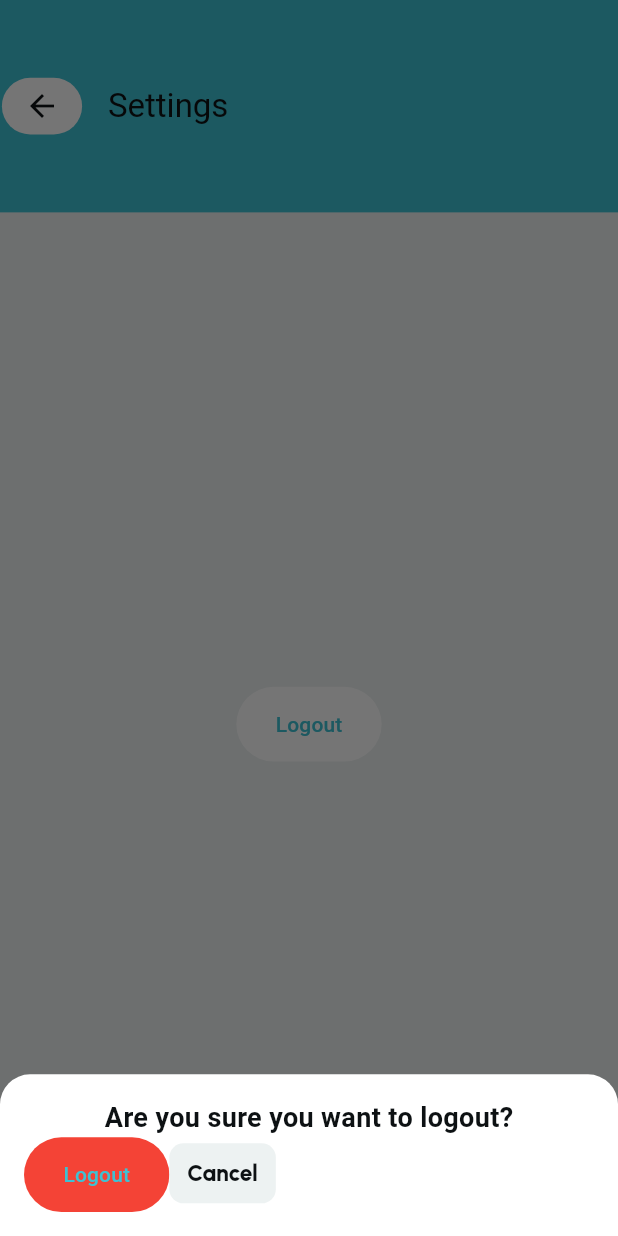
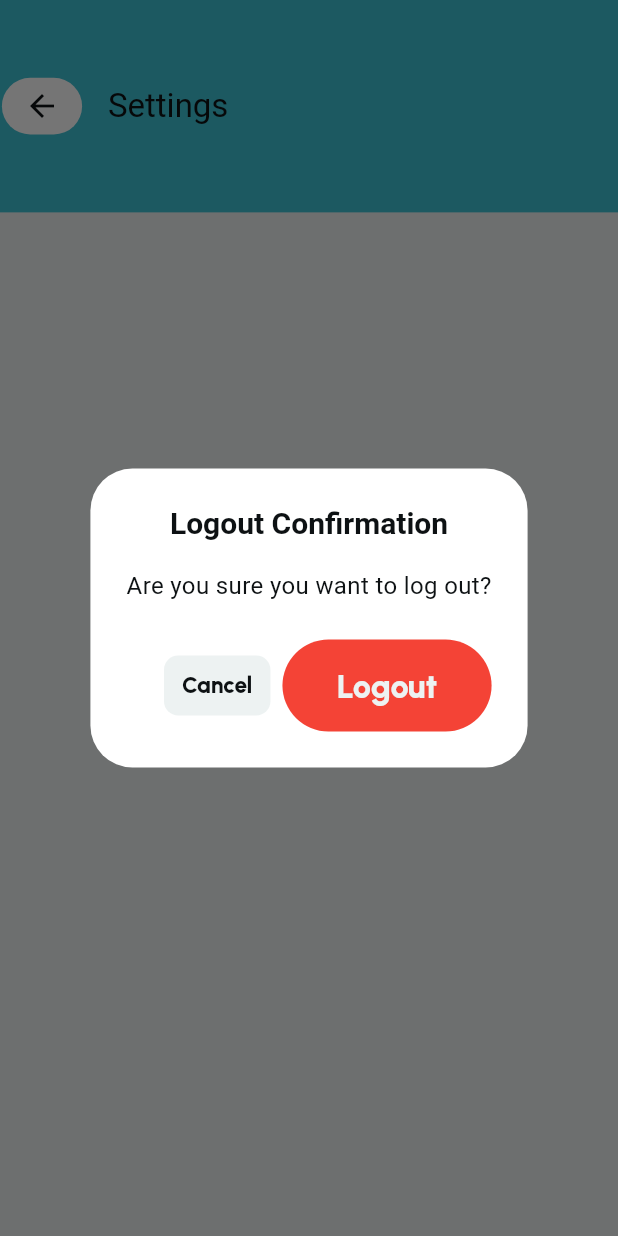
Before and after one commit to AdhamElagaty/physio_app_GradProj, a Flutter app: the SettingsPage screen opened directly, after a tap on "Logout", on a phone screen of 412 x 824 dp. Run offline on Flutter 3.47's test engine with Material 3 defaults, Android fonts, the phone set to English and light mode, and no system bars; our stand-ins replace bloc, camera, dartz, dio, equatable, flutter_bloc and 8 more; missing offline and left inert: google_mlkit_pose_detection, onnxruntime; accounts and stored records are empty; project files that could hold a hidden picture were left out.

Commit message:
add logout

```diff
--- a/lib/features/home/presentation/screens/setting/setting.dart
+++ b/lib/features/home/presentation/screens/setting/setting.dart
@@ -6,49 +6,48 @@ import 'package:gradproject/core/utils/styles/colors.dart';
 class SettingsPage extends StatelessWidget {
   const SettingsPage({super.key});
 
-  void _showLogoutModal(BuildContext context) {
-    showModalBottomSheet(
+  void _showLogoutDialog(BuildContext context) {
+    showDialog(
       context: context,
-      shape: const RoundedRectangleBorder(
-        borderRadius: BorderRadius.vertical(top: Radius.circular(20)),
+      builder: (BuildContext context) {
+        return AlertDialog(
+          title: const Text(
+            "Logout Confirmation",
+            textAlign: TextAlign.center,
+            style: TextStyle(fontSize: 20, fontWeight: FontWeight.bold),
           ),
-      builder: (BuildContext context) {
-        return Padding(
-          padding: const EdgeInsets.all(16.0),
-          child: Wrap(
-            children: [
-              const Center(
-                child: Text(
-                  "Are you sure you want to logout?",
-                  style: TextStyle(fontSize: 18, fontWeight: FontWeight.bold),
+          content: const Text(
+            "Are you sure you want to log out?",
+            textAlign: TextAlign.center,
+            style: TextStyle(fontSize: 16),
           ),
+          actions: <Widget>[
+            // "Cancel" button
+            TextButton(
+              onPressed: () {
+                Navigator.of(context).pop();
+              },
+              child: const Text("Cancel"),
             ),
-              const SizedBox(height: 16),
-              ElevatedButton(
+
+            FilledButton(
               onPressed: () async {
                 // ✅ Remove tokens from cache
                 await CacheHelper.removeData('token');
                 await CacheHelper.removeData('refreshToken');
 
-                  // ✅ Navigate to login screen
-                  Navigator.of(context).pop(); // Close the modal
-                  Navigator.of(context)
-                      .pushNamedAndRemoveUntil(Routes.login, (route) => false);
+                Navigator.of(context).pop();
+                Navigator.of(context).pushNamedAndRemoveUntil(
+                  Routes.login,
+                  (route) => false,
+                );
               },
               style: ElevatedButton.styleFrom(
                 backgroundColor: Colors.red,
               ),
               child: const Text("Logout"),
             ),
-              const SizedBox(height: 8),
-              TextButton(
-                onPressed: () {
-                  Navigator.of(context).pop(); // Close modal
-                },
-                child: const Text("Cancel"),
-              ),
           ],
-          ),
         );
       },
     );
@@ -63,7 +62,7 @@ class SettingsPage extends StatelessWidget {
       ),
       body: Center(
         child: ElevatedButton(
-          onPressed: () => _showLogoutModal(context),
+          onPressed: () => _showLogoutDialog(context),
           child: const Text('Logout'),
         ),
       ),
```
Lines whose indentation alone changed are shown as unchanged.
